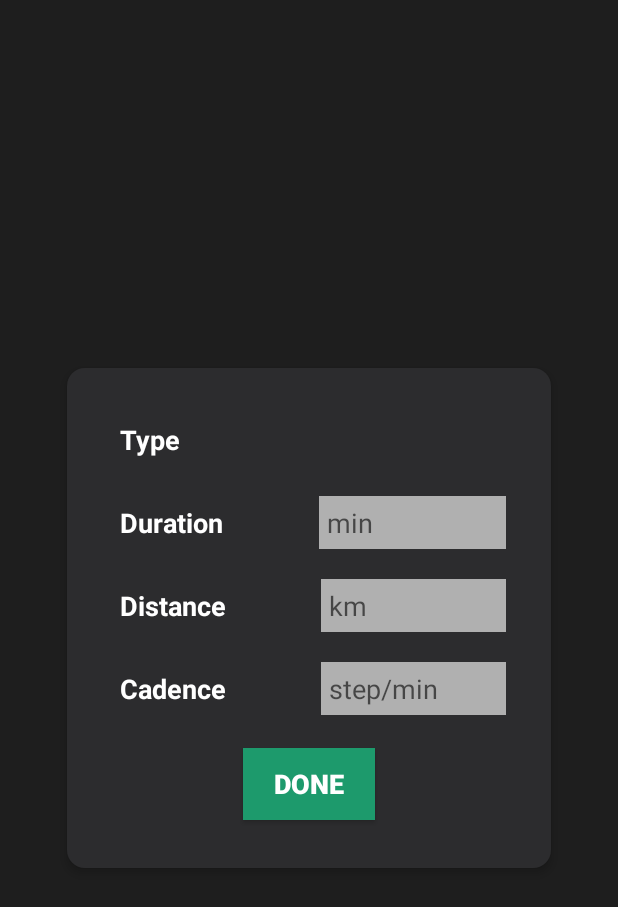
After one commit to Drishti2003/GeoRun, an Android app: the layout bottom_sheet_layout.xml on its own in the app's theme, with its tools: preview values and no code run, on a phone screen of 412 x 824 dp. The commit adds this screen. Shown: the top 907 px of the screen. Run offline under Robolectric (Android 15) with nearby library versions, the phone set to English and light mode, and no system bars.

Commit message:
bottom sheet done

```diff
--- a/app/build.gradle.kts
+++ b/app/build.gradle.kts
@@ -39,6 +39,8 @@ dependencies {
     implementation(libs.activity)
     implementation(libs.constraintlayout)
     implementation(libs.play.services.maps)
+    implementation(libs.play.services.location)
+    implementation(libs.material)
     testImplementation(libs.junit)
     androidTestImplementation(libs.ext.junit)
     androidTestImplementation(libs.espresso.core)
--- /dev/null
+++ b/app/src/main/java/com/example/georun/BottomSheetDialog.java
@@ -0,0 +1,24 @@
+package com.example.georun;
+
+import android.os.Bundle;
+import android.view.LayoutInflater;
+import android.view.View;
+import android.view.ViewGroup;
+import android.widget.Button;
+import android.widget.Toast;
+import androidx.annotation.NonNull;
+import androidx.annotation.Nullable;
+import com.google.android.material.bottomsheet.BottomSheetDialogFragment;
+
+public class BottomSheetDialog extends BottomSheetDialogFragment {
+
+    @Nullable
+    @Override
+    public View onCreateView(@NonNull LayoutInflater inflater, @Nullable ViewGroup container, @Nullable Bundle savedInstanceState) {
+        // Inflate the bottom sheet layout
+        View view = inflater.inflate(R.layout.bottom_sheet_layout, container, false);
+
+
+        return view;
+    }
+}
--- a/app/src/main/java/com/example/georun/MapsFragment.java
+++ b/app/src/main/java/com/example/georun/MapsFragment.java
@@ -1,14 +1,21 @@
 package com.example.georun;
 
+import android.Manifest;
+import android.content.pm.PackageManager;
+import android.location.Location;
 import android.os.Bundle;
+
 import androidx.annotation.NonNull;
 import androidx.annotation.Nullable;
+import androidx.core.app.ActivityCompat;
 import androidx.fragment.app.Fragment;
 
 import android.view.LayoutInflater;
 import android.view.View;
 import android.view.ViewGroup;
 
+import com.google.android.gms.location.FusedLocationProviderClient;
+import com.google.android.gms.location.LocationServices;
 import com.google.android.gms.maps.CameraUpdateFactory;
 import com.google.android.gms.maps.GoogleMap;
 import com.google.android.gms.maps.OnMapReadyCallback;
@@ -19,9 +26,10 @@ import com.google.android.gms.maps.model.MarkerOptions;
 public class MapsFragment extends Fragment implements OnMapReadyCallback {
 
     private GoogleMap map;
+    private FusedLocationProviderClient fusedLocationClient;
 
     public MapsFragment() {
-        // Required empty public constructor
+        // Required empty constructor
     }
 
     @Nullable
@@ -31,7 +39,6 @@ public class MapsFragment extends Fragment implements OnMapReadyCallback {
                              @Nullable Bundle savedInstanceState) {
         View view = inflater.inflate(R.layout.fragment_maps, container, false);
 
-        // Initialize map fragment
         SupportMapFragment mapFragment = (SupportMapFragment)
                 getChildFragmentManager().findFragmentById(R.id.map);
 
@@ -39,18 +46,56 @@ public class MapsFragment extends Fragment implements OnMapReadyCallback {
             mapFragment.getMapAsync(this);
         }
 
+        fusedLocationClient = LocationServices.getFusedLocationProviderClient(requireContext());
+
         return view;
     }
 
     @Override
     public void onMapReady(@NonNull GoogleMap googleMap) {
         map = googleMap;
+        map.setMapType(GoogleMap.MAP_TYPE_TERRAIN);
 
-        map.setMapType(GoogleMap.MAP_TYPE_TERRAIN); // Or another type
+        if (ActivityCompat.checkSelfPermission(requireContext(), Manifest.permission.ACCESS_FINE_LOCATION) != PackageManager.PERMISSION_GRANTED &&
+                ActivityCompat.checkSelfPermission(requireContext(), Manifest.permission.ACCESS_COARSE_LOCATION) != PackageManager.PERMISSION_GRANTED) {
+            // Request permission
+            ActivityCompat.requestPermissions(requireActivity(),
+                    new String[]{Manifest.permission.ACCESS_FINE_LOCATION}, 1001);
+            return;
+        }
 
-        LatLng latLng = new LatLng(26.2389, 73.0243); // Jodhpur
-        MarkerOptions markerOptions = new MarkerOptions().position(latLng).title("Jodhpur");
-        map.addMarker(markerOptions);
-        map.moveCamera(CameraUpdateFactory.newLatLngZoom(latLng, 16f));
+        map.setMyLocationEnabled(true);
+
+        // Get user location and move camera
+        fusedLocationClient.getLastLocation().addOnSuccessListener(requireActivity(), location -> {
+            if (location != null) {
+                LatLng userLatLng = new LatLng(location.getLatitude(), location.getLongitude());
+                map.moveCamera(CameraUpdateFactory.newLatLngZoom(userLatLng, 16f));
+            }
+        });
+
+        map.setOnMapLongClickListener(latLng -> {
+            BottomSheetDialog bottomSheet = new BottomSheetDialog();
+
+            // Show the bottom sheet
+            bottomSheet.show(getActivity().getSupportFragmentManager(), "ModalBottomSheet");
+
+            MarkerOptions markerOptions = new MarkerOptions().position(latLng);
+            map.addMarker(markerOptions);
+        });
+    }
+
+    // Handle permission result
+    @Override
+    public void onRequestPermissionsResult(int requestCode, @NonNull String[] permissions,
+                                           @NonNull int[] grantResults) {
+        super.onRequestPermissionsResult(requestCode, permissions, grantResults);
+        if (requestCode == 1001 &&
+                grantResults.length > 0 &&
+                grantResults[0] == PackageManager.PERMISSION_GRANTED) {
+            if (map != null) {
+                onMapReady(map); // Reinitialize with permission
+            }
+        }
     }
 }
--- /dev/null
+++ b/app/src/main/res/drawable/rounded_background.xml
@@ -0,0 +1,5 @@
+<shape xmlns:android="http://schemas.android.com/apk/res/android"
+    android:shape="rectangle">
+    <solid android:color="#2C2C2E" />
+    <corners android:radius="12dp" />
+</shape>
--- /dev/null
+++ b/app/src/main/res/layout/bottom_sheet_layout.xml
@@ -0,0 +1,138 @@
+<?xml version="1.0" encoding="utf-8"?>
+<androidx.constraintlayout.widget.ConstraintLayout xmlns:android="http://schemas.android.com/apk/res/android"
+    android:layout_width="match_parent"
+    android:layout_height="match_parent"
+    xmlns:app="http://schemas.android.com/apk/res-auto"
+    android:gravity="center_horizontal"
+    android:orientation="vertical"
+    android:padding="16dp"
+    android:background="#1E1E1E">
+
+    <LinearLayout
+        android:id="@+id/formCard"
+        android:layout_width="0dp"
+        android:layout_height="wrap_content"
+        android:orientation="vertical"
+        android:background="@drawable/rounded_background"
+        android:padding="20dp"
+        android:elevation="4dp"
+        app:layout_constraintWidth_percent="0.85"
+        app:layout_constraintTop_toTopOf="parent"
+        app:layout_constraintBottom_toBottomOf="parent"
+        app:layout_constraintStart_toStartOf="parent"
+        app:layout_constraintEnd_toEndOf="parent">
+
+    <LinearLayout
+            android:layout_width="match_parent"
+            android:layout_height="wrap_content">
+            <TextView
+                android:layout_width="wrap_content"
+                android:layout_height="wrap_content"
+                android:layout_weight="1"
+                android:text="Type"
+                android:textColor="#fff"
+                android:textStyle="bold"
+                android:textSize="18sp"
+                android:layout_margin="10dp"
+                android:padding="5dp"/>
+        </LinearLayout>
+        <LinearLayout
+            android:layout_width="match_parent"
+            android:layout_height="wrap_content">
+            <TextView
+                android:layout_width="wrap_content"
+                android:layout_height="wrap_content"
+                android:layout_weight="1"
+                android:text="Duration"
+                android:textColor="#fff"
+                android:textStyle="bold"
+                android:textSize="18sp"
+                android:layout_margin="10dp"
+                android:padding="5dp"/>
+            <EditText
+                android:layout_width="wrap_content"
+                android:layout_height="wrap_content"
+                android:layout_weight="1"
+                android:hint="min"
+                android:background="#B0B0B0"
+                android:textColor="#000"
+                android:textSize="18sp"
+                android:ems="4"
+                android:layout_margin="10dp"
+                android:padding="5dp"
+                android:id="@+id/duration"/>
+        </LinearLayout>
+        <LinearLayout
+            android:layout_width="match_parent"
+            android:layout_height="wrap_content">
+            <TextView
+                android:layout_width="wrap_content"
+                android:layout_height="wrap_content"
+                android:layout_weight="1"
+                android:text="Distance"
+                android:textColor="#fff"
+                android:textStyle="bold"
+                android:textSize="18sp"
+                android:layout_margin="10dp"
+                android:padding="5dp"/>
+
+            <EditText
+                android:layout_width="wrap_content"
+                android:layout_height="wrap_content"
+                android:layout_weight="1"
+                android:layout_margin="10dp"
+                android:background="#B0B0B0"
+                android:ems="4"
+                android:hint="km"
+                android:padding="5dp"
+                android:textColor="#000"
+                android:textSize="18sp"
+                android:id="@+id/distance"/>
+        </LinearLayout>
+        <LinearLayout
+            android:layout_width="match_parent"
+            android:layout_height="wrap_content">
+            <TextView
+                android:layout_width="wrap_content"
+                android:layout_height="wrap_content"
+                android:layout_weight="1"
+                android:text="Cadence"
+                android:textColor="#fff"
+                android:textStyle="bold"
+                android:textSize="18sp"
+                android:layout_margin="10dp"
+                android:padding="5dp"/>
+            <EditText
+                android:layout_width="wrap_content"
+                android:layout_height="wrap_content"
+                android:layout_weight="1"
+                android:hint="step/min"
+                android:background="#B0B0B0"
+                android:textColor="#000"
+                android:textSize="18sp"
+                android:ems="4"
+                android:layout_margin="10dp"
+                android:padding="5dp"
+                android:id="@+id/cadence"/>
+        </LinearLayout>
+
+        <LinearLayout
+            android:layout_width="match_parent"
+            android:layout_height="wrap_content"
+            android:gravity="center_horizontal">
+
+            <androidx.appcompat.widget.AppCompatButton
+                android:layout_width="wrap_content"
+                android:layout_height="wrap_content"
+                android:text="Done"
+                android:background="#1D9A6C"
+                android:textSize="18sp"
+                android:textStyle="bold"
+                android:padding="5dp"
+                android:layout_margin="12dp"
+                android:id="@+id/btnDone"/>
+        </LinearLayout>
+
+    </LinearLayout>
+
+</androidx.constraintlayout.widget.ConstraintLayout>
--- /dev/null
+++ b/app/src/main/res/layout/fragment_bottom_sheet_dialog.xml
@@ -0,0 +1,14 @@
+<?xml version="1.0" encoding="utf-8"?>
+<FrameLayout xmlns:android="http://schemas.android.com/apk/res/android"
+    xmlns:tools="http://schemas.android.com/tools"
+    android:layout_width="match_parent"
+    android:layout_height="match_parent"
+    tools:context=".BottomSheetDialog">
+
+    <!-- TODO: Update blank fragment layout -->
+    <TextView
+        android:layout_width="match_parent"
+        android:layout_height="match_parent"
+        android:text="@string/hello_blank_fragment" />
+
+</FrameLayout>
--- a/gradle/libs.versions.toml
+++ b/gradle/libs.versions.toml
@@ -9,6 +9,7 @@ activity = "1.10.1"
 constraintlayout = "2.2.1"
 googleAndroidLibrariesMapsplatformSecretsGradlePlugin = "2.0.1"
 playServicesMaps = "19.1.0"
+playServicesLocation = "21.3.0"
 
 [libraries]
 junit = { group = "junit", name = "junit", version.ref = "junit" }
@@ -19,6 +20,7 @@ material = { group = "com.google.android.material", name = "material", version.r
 activity = { group = "androidx.activity", name = "activity", version.ref = "activity" }
 constraintlayout = { group = "androidx.constraintlayout", name = "constraintlayout", version.ref = "constraintlayout" }
 play-services-maps = { group = "com.google.android.gms", name = "play-services-maps", version.ref = "playServicesMaps" }
+play-services-location = { group = "com.google.android.gms", name = "play-services-location", version.ref = "playServicesLocation" }
 
 [plugins]
 android-application = { id = "com.android.application", version.ref = "agp" }
```
